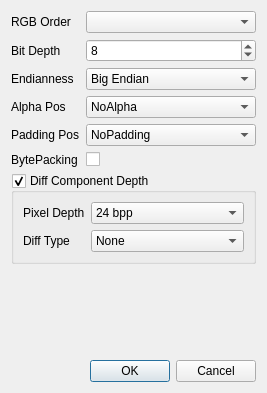
FaiScofield/YUView, file YUViewLib/ui/videoHandlerRGB_CustomFormatDialog.ui: the form before one commit.
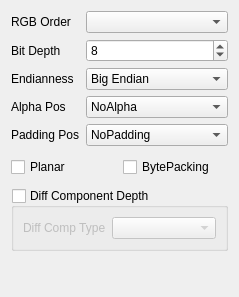
The form after the commit.

Patch:
```diff
--- a/YUViewLib/ui/videoHandlerRGB_CustomFormatDialog.ui
+++ b/YUViewLib/ui/videoHandlerRGB_CustomFormatDialog.ui
@@ -6,8 +6,8 @@
    <rect>
     <x>0</x>
     <y>0</y>
-    <width>267</width>
-    <height>393</height>
+    <width>239</width>
+    <height>297</height>
    </rect>
   </property>
   <property name="windowTitle">
@@ -19,7 +19,7 @@
      <item row="0" column="0">
       <widget class="QLabel" name="labelRGBOrder">
        <property name="toolTip">
-        <string>&lt;html&gt;&lt;head/&gt;&lt;body&gt;&lt;p&gt;What is the byte order of the &lt;span style=&quot; font-weight:600;&quot;&gt;R&lt;/span&gt;ed, &lt;span style=&quot; font-weight:600;&quot;&gt;G&lt;/span&gt;reen and &lt;span style=&quot; font-weight:600;&quot;&gt;B&lt;/span&gt;lue components?&lt;/p&gt;&lt;/body&gt;&lt;/html&gt;</string>
+        <string>&lt;html&gt;&lt;head/&gt;&lt;body&gt;&lt;p&gt;What is the byte order of the &lt;span style=&quot; font-weight:600;&quot;&gt;R&lt;/span&gt;ed, &lt;span style=&quot; font-weight:600;&quot;&gt;G&lt;/span&gt;reen and &lt;span style=&quot; font-weight:600;&quot;&gt;B&lt;/span&gt;lue components? (MSB order if bytepacking)&lt;/p&gt;&lt;/body&gt;&lt;/html&gt;</string>
        </property>
        <property name="text">
         <string>RGB Order</string>
@@ -29,7 +29,7 @@
      <item row="0" column="1">
       <widget class="QComboBox" name="rgbOrderComboBox">
        <property name="toolTip">
-        <string>&lt;html&gt;&lt;head/&gt;&lt;body&gt;&lt;p&gt;What is the byte order of the &lt;span style=&quot; font-weight:600;&quot;&gt;R&lt;/span&gt;ed, &lt;span style=&quot; font-weight:600;&quot;&gt;G&lt;/span&gt;reen and &lt;span style=&quot; font-weight:600;&quot;&gt;B&lt;/span&gt;lue components?&lt;/p&gt;&lt;/body&gt;&lt;/html&gt;</string>
+        <string>&lt;html&gt;&lt;head/&gt;&lt;body&gt;&lt;p&gt;What is the byte order of the &lt;span style=&quot; font-weight:600;&quot;&gt;R&lt;/span&gt;ed, &lt;span style=&quot; font-weight:600;&quot;&gt;G&lt;/span&gt;reen and &lt;span style=&quot; font-weight:600;&quot;&gt;B&lt;/span&gt;lue components? (MSB order if bytepacking)&lt;/p&gt;&lt;/body&gt;&lt;/html&gt;</string>
        </property>
       </widget>
      </item>
@@ -103,6 +103,13 @@
        </item>
       </widget>
      </item>
+     <item row="4" column="0">
+      <widget class="QLabel" name="labelPaddingPos">
+       <property name="text">
+        <string>Padding Pos</string>
+       </property>
+      </widget>
+     </item>
      <item row="4" column="1">
       <widget class="QComboBox" name="comboBoxPaddingPos">
        <item>
@@ -122,32 +129,41 @@
        </item>
       </widget>
      </item>
-     <item row="4" column="0">
-      <widget class="QLabel" name="labelPaddingPos">
-       <property name="text">
-        <string>Padding Pos</string>
+     <item row="5" column="0" colspan="2">
+      <layout class="QHBoxLayout" name="horizontalLayout" stretch="0,0">
+       <property name="sizeConstraint">
+        <enum>QLayout::SetMinimumSize</enum>
        </property>
-      </widget>
-     </item>
-     <item row="5" column="1">
-      <widget class="QCheckBox" name="checkBoxBytePacking">
-       <property name="toolTip">
-        <string>&lt;html&gt;&lt;head/&gt;&lt;body&gt;&lt;p&gt;Are bytes packed on a bit basis? E.g: Four 10-bit values can be saved using 5 bytes.&lt;/p&gt;&lt;/body&gt;&lt;/html&gt;</string>
+       <property name="topMargin">
+        <number>5</number>
        </property>
-       <property name="whatsThis">
-        <string>&lt;html&gt;&lt;head/&gt;&lt;body&gt;&lt;p&gt;Are bytes packed on a bit basis? E.g: Four 10-bit values can be saved using 5 bytes.&lt;/p&gt;&lt;/body&gt;&lt;/html&gt;</string>
+       <property name="bottomMargin">
+        <number>5</number>
        </property>
-       <property name="text">
-        <string/>
-       </property>
-      </widget>
-     </item>
-     <item row="5" column="0">
-      <widget class="QLabel" name="labelBytePacking">
-       <property name="text">
-        <string>BytePacking</string>
-       </property>
-      </widget>
+       <item>
+        <widget class="QCheckBox" name="planarCheckBox">
+         <property name="toolTip">
+          <string>&lt;html&gt;&lt;head/&gt;&lt;body&gt;&lt;p&gt;&lt;span style=&quot; font-weight:600;&quot;&gt;Planar&lt;/span&gt;: All values of each color component are collocated in the file. The file is organized by color planes. (E.g.: RRRRGGGGBBBB)&lt;/p&gt;&lt;p&gt;&lt;span style=&quot; font-weight:600;&quot;&gt;Non planar&lt;/span&gt;: All components of each pixel are collocated in the file. The file is organized by pixels. (E.g.: RGBRGBRGBRGB)&lt;/p&gt;&lt;/body&gt;&lt;/html&gt;</string>
+         </property>
+         <property name="text">
+          <string>Planar</string>
+         </property>
+        </widget>
+       </item>
+       <item>
+        <widget class="QCheckBox" name="checkBoxBytePacking">
+         <property name="toolTip">
+          <string>&lt;html&gt;&lt;head/&gt;&lt;body&gt;&lt;p&gt;Are bytes packed on a bit basis? E.g: Four 10-bit values can be saved using 5 bytes.&lt;/p&gt;&lt;/body&gt;&lt;/html&gt;</string>
+         </property>
+         <property name="whatsThis">
+          <string>&lt;html&gt;&lt;head/&gt;&lt;body&gt;&lt;p&gt;Are bytes packed on a bit basis? E.g: Four 10-bit values can be saved using 5 bytes.&lt;/p&gt;&lt;/body&gt;&lt;/html&gt;</string>
+         </property>
+         <property name="text">
+          <string>BytePacking</string>
+         </property>
+        </widget>
+       </item>
+      </layout>
      </item>
     </layout>
    </item>
@@ -160,63 +176,20 @@
       <bool>true</bool>
      </property>
      <property name="checked">
-      <bool>true</bool>
+      <bool>false</bool>
      </property>
      <layout class="QVBoxLayout" name="verticalLayout_3">
       <item>
        <layout class="QFormLayout" name="formLayout_3">
         <item row="0" column="0">
-         <widget class="QLabel" name="labelPixelDepth">
-          <property name="toolTip">
-           <string>&lt;html&gt;&lt;head/&gt;&lt;body&gt;&lt;p&gt;How many bits per color component are there? &lt;/p&gt;&lt;p&gt;If the bit depth is greater than 8, we will assume multiple bytes per component.&lt;/p&gt;&lt;/body&gt;&lt;/html&gt;</string>
-          </property>
-          <property name="text">
-           <string>Pixel Depth</string>
-          </property>
-         </widget>
-        </item>
-        <item row="0" column="1">
-         <widget class="QComboBox" name="comboBoxPixelDepth">
-          <property name="currentIndex">
-           <number>2</number>
-          </property>
-          <item>
-           <property name="text">
-            <string>8 bpp</string>
-           </property>
-          </item>
-          <item>
-           <property name="text">
-            <string>16 bpp</string>
-           </property>
-          </item>
-          <item>
-           <property name="text">
-            <string>24 bpp</string>
-           </property>
-          </item>
-          <item>
-           <property name="text">
-            <string>32 bpp</string>
-           </property>
-          </item>
-         </widget>
-        </item>
-        <item row="1" column="0">
          <widget class="QLabel" name="labelDiffType">
           <property name="text">
-           <string>Diff Type</string>
+           <string>Diff Comp Type</string>
           </property>
          </widget>
         </item>
-        <item row="1" column="1">
-         <widget class="QComboBox" name="comboBoxDiffType">
-          <item>
-           <property name="text">
-            <string>None</string>
-           </property>
-          </item>
-         </widget>
+        <item row="0" column="1">
+         <widget class="QComboBox" name="comboBoxDiffType"/>
         </item>
        </layout>
       </item>
@@ -236,16 +209,6 @@
      </property>
     </spacer>
    </item>
-   <item>
-    <widget class="QDialogButtonBox" name="buttonBox">
-     <property name="orientation">
-      <enum>Qt::Horizontal</enum>
-     </property>
-     <property name="standardButtons">
-      <set>QDialogButtonBox::Cancel|QDialogButtonBox::Ok</set>
-     </property>
-    </widget>
-   </item>
   </layout>
  </widget>
  <tabstops>
```
Left out of the diff: 35 changed lines with no effect on the pictures.
